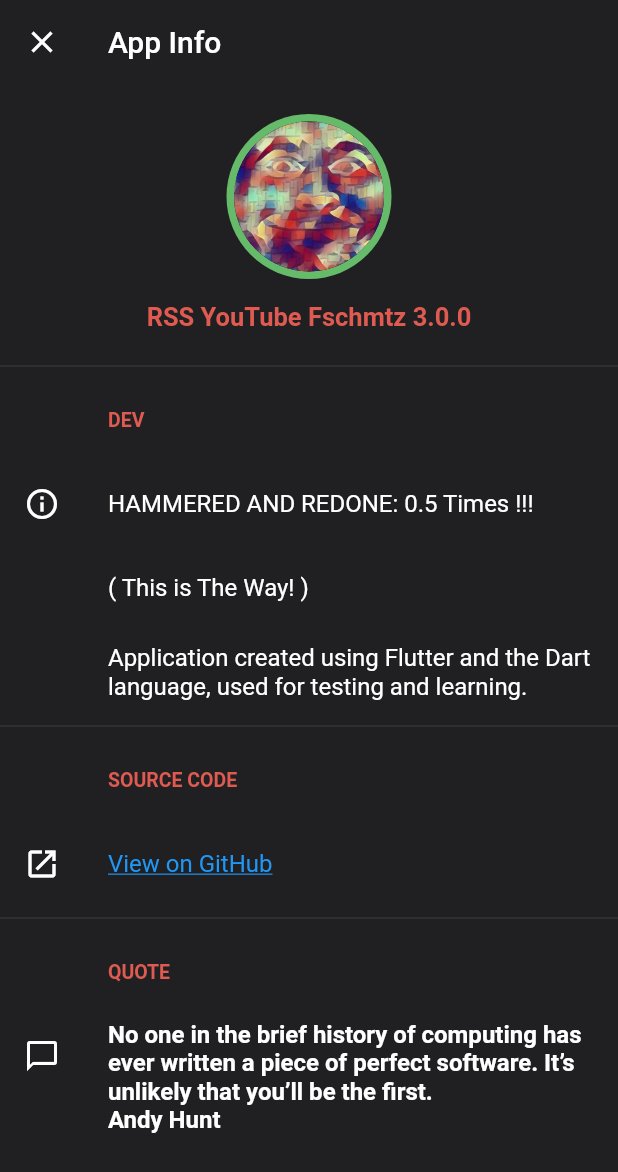
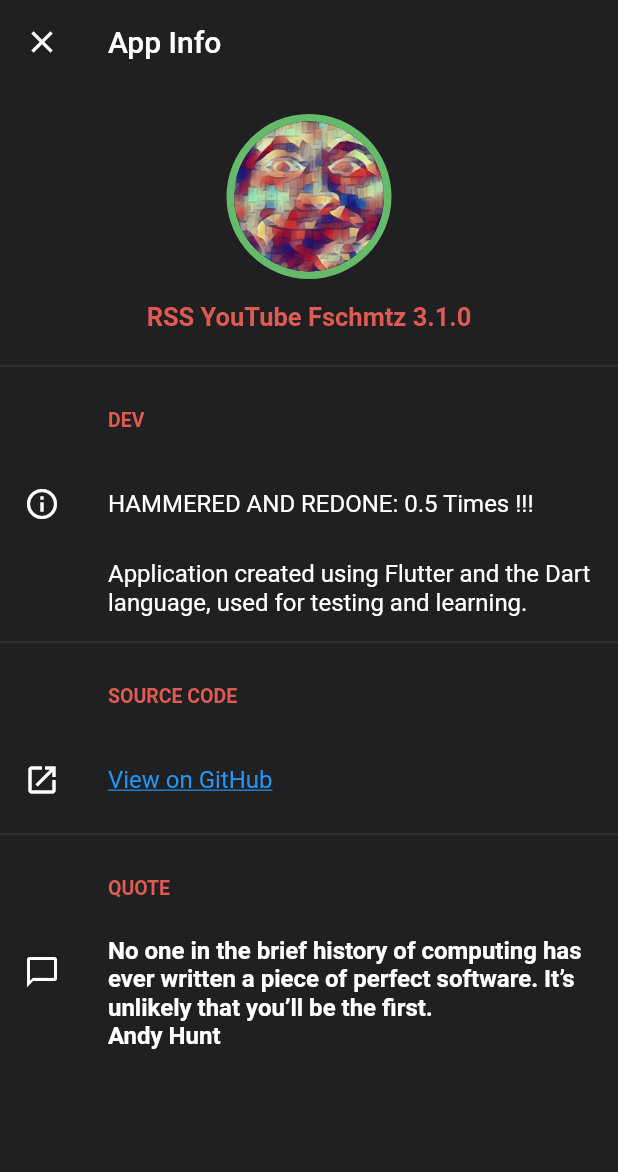
Before and after one commit to Fschmatz/rssyoutubefschmtz, a Flutter app: the screen it shows after launch, item 3 of the bottom bar chosen, after a tap on "App Info", on a phone screen of 412 x 824 dp. Shown: the top 1172 px of the screen. Run offline on Flutter 3.47's test engine with Material 2 defaults, Android fonts, the phone set to English and light mode, and no system bars; our stand-ins replace jiffy, share, shared_preferences, sqflite; missing offline and left inert: webfeed; accounts and stored records are empty.

Commit message:
Update 3.1.0

```diff
--- a/lib/classes/feed.dart
+++ b/lib/classes/feed.dart
@@ -2,8 +2,9 @@ class Feed {
 
   final String title;
   final String link;
+  final String author;
   final String data;
   final String linkImagem;
 
-  Feed({this.title,this.link,this.data,this.linkImagem});
+  Feed({this.title,this.link,this.data,this.linkImagem,this.author});
 }
--- a/lib/db/channelDao.dart
+++ b/lib/db/channelDao.dart
@@ -12,7 +12,7 @@ class ChannelDao {
   static final table = 'channel';
   static final columnIdChannel = 'idChannel';
   static final columnChannelName = 'channelName';
-  static final columnChannelLink = 'channelLink';
+  static final columnChannelLinkId = 'channelLinkId';
 
 
   ChannelDao._privateConstructor();
@@ -38,7 +38,7 @@ class ChannelDao {
           CREATE TABLE $table (
             $columnIdChannel INTEGER PRIMARY KEY,
             $columnChannelName TEXT NOT NULL,
-            $columnChannelLink TEXT NOT NULL
+            $columnChannelLinkId TEXT NOT NULL
           )
           ''');
   }
@@ -51,6 +51,11 @@ class ChannelDao {
   Future<List<Map<String, dynamic>>> queryAllRows() async {
     Database db = await instance.database;
     return await db.query(table);
+  }
+
+  Future<List<Map<String, dynamic>>> queryAllOrderByChannelName() async {
+    Database db = await instance.database;
+    return await db.rawQuery('SELECT * FROM $table ORDER BY $columnChannelName');
   }
 
   Future<int> queryRowCount() async {
--- a/lib/pages/home.dart
+++ b/lib/pages/home.dart
@@ -12,9 +12,15 @@ class Home extends StatefulWidget {
 
 class _HomeState extends State<Home>{
 
+  final second = ChannelList();
+
+  void refresh(){
+    setState(() {});
+  }
+
   int _currentIndex = 0;
   final tabs = [
-    RecentVideosFromAll(), //key: UniqueKey(), ?
+    RecentVideosFromAll(),
     ChannelList(),
     SettingsPage(),
   ];
@@ -32,31 +38,11 @@ class _HomeState extends State<Home>{
         appBar: AppBar(
           elevation: 0,
           title: Text('RSS YouTube'),
-          actions: [
-            Visibility(
-              visible: _currentIndex == 1,
-              child: IconButton(
-                icon: Icon(Icons.add_outlined),
-                tooltip: 'Add Channel',
-                onPressed: () {
-                  Navigator.push(
-                      context,
-                      MaterialPageRoute<void>(
-                        builder: (BuildContext context) => SaveEditChannel(
-                          edit: false,
-                        ),
-                        fullscreenDialog: true,
-                      ));
-                },
-              ),
-            ),
-          ],
         ),
         body: IndexedStack(
           index: _currentIndex,
           children: pageList,
         ),
-
 
       bottomNavigationBar: BottomNavigationBar(
       showSelectedLabels: true,
--- a/lib/pages/tilesHome/builderFeedList.dart
+++ b/lib/pages/tilesHome/builderFeedList.dart
@@ -1,6 +1,6 @@
 import 'package:flutter/material.dart';
 import 'package:rssyoutubefschmtz/classes/feed.dart';
-import 'package:rssyoutubefschmtz/pages/tilesHome/containerItemHome.dart';
+import 'package:rssyoutubefschmtz/pages/tilesHome/videoCard.dart';
 import 'package:webfeed/webfeed.dart';
 import 'package:http/http.dart' as http;
 
@@ -69,10 +69,12 @@ class _BuilderFeedListState extends State<BuilderFeedList> {
                       shrinkWrap: true,
                       itemCount: feedYoutube.length,
                       itemBuilder: (context, index) {
-                        return ContainerItemHome(
+                        return VideoCard(
+                          showChannelName: false,
                             feed: new Feed(
                               title: feedYoutube[index].title,
                               link: feedYoutube[index].links[0].href,
+                              author: feedYoutube[index].authors[0].name,
                               data: feedYoutube[index].published,
                               linkImagem:
                               'https://i.ytimg.com/vi/${feedYoutube[index].id.substring(9)}/hq720.jpg',
--- a/lib/pages/tilesHome/builderRecentsFeedList.dart
+++ b/lib/pages/tilesHome/builderRecentsFeedList.dart
@@ -1,6 +1,6 @@
 import 'package:flutter/material.dart';
 import 'package:rssyoutubefschmtz/classes/feed.dart';
-import 'package:rssyoutubefschmtz/pages/tilesHome/containerItemHome.dart';
+import 'package:rssyoutubefschmtz/pages/tilesHome/videoCard.dart';
 import 'package:webfeed/webfeed.dart';
 import 'package:http/http.dart' as http;
 
@@ -60,10 +60,12 @@ class _BuilderRecentsFeedListState extends State<BuilderRecentsFeedList> {
         shrinkWrap: true,
         itemCount: 1,
         itemBuilder: (context, index) {
-          return ContainerItemHome(
+          return VideoCard(
+              showChannelName: true,
               feed: new Feed(
                 title: feedYoutube[index].title,
                 link: feedYoutube[index].links[0].href,
+                author: feedYoutube[index].authors[0].name,
                 data: feedYoutube[index].published,
                 linkImagem:
                 'https://i.ytimg.com/vi/${feedYoutube[index].id.substring(9)}/hq720.jpg',
--- a/lib/pages/tilesHome/recentVideosFromAll.dart
+++ b/lib/pages/tilesHome/recentVideosFromAll.dart
@@ -16,6 +16,7 @@ class _RecentVideosFromAllState extends State<RecentVideosFromAll> {
   String currentFeed;
   final dbChannel = ChannelDao.instance;
   List<Map<String, dynamic>> channelList = [];
+  String urlYoutube = 'https://www.youtube.com/feeds/videos.xml?channel_id=';
 
   @override
   void initState() {
@@ -24,14 +25,14 @@ class _RecentVideosFromAllState extends State<RecentVideosFromAll> {
   }
 
   Future<void> getAllChannels() async {
-    var resp = await dbChannel.queryAllRows();
+    var resp = await dbChannel.queryAllOrderByChannelName();
     setState(() {
       channelList = resp;
     });
   }
 
   Future<void> getRssYoutubeData(int id) async {
-    currentFeed =channelList[id]['channelLink'];
+    currentFeed =  urlYoutube + channelList[id]['channelLinkId'];
   }
 
   @override
--- a/lib/settings/appInfoPage.dart
+++ b/lib/settings/appInfoPage.dart
@@ -63,17 +63,6 @@ class AppInfoPage extends StatelessWidget {
               height: 0.1,
             ),
             title: Text(
-              "( This is The Way! )",
-              style: TextStyle(
-                fontSize: 16,
-              ),
-            ),
-          ),
-          ListTile(
-            leading: SizedBox(
-              height: 0.1,
-            ),
-            title: Text(
               "Application created using Flutter and the Dart language, used for testing and learning.",
               style: TextStyle(
                 fontSize: 16,
--- a/lib/util/changelog.dart
+++ b/lib/util/changelog.dart
@@ -1,17 +1,23 @@
 class Changelog{
 
-  static String appVersion = "3.0.0";
+  static String appVersion = "3.1.0";
   static String appName = "RSS YouTube Fschmtz";
 
   static String changelogCurrent = '''
+3.1.0
+- Small Fixes
+- Delete Dialog
+- Order By Channel Name
+''';
+
+  static String changelogsOld = '''
+3.0.0
 - Add Channel
 - Channel Database
 - New Settings Page
 - UI Changes
 - Pull Down to Refresh
-''';
 
-  static String changelogsOld = '''
 2.1.3
 - Fixes
 - Color Changes
--- a/lib/util/theme.dart
+++ b/lib/util/theme.dart
@@ -47,10 +47,10 @@ ThemeData dark = ThemeData(
     accentColor: Color(0xFFDF5B51),
     scaffoldBackgroundColor: Color(0xFF202022),
     cardTheme: CardTheme(
-      color: Color(0xFF272729),
+      color: Color(0xFF29292B),
     ),
     dialogTheme: DialogTheme(
-      backgroundColor: Color(0xFF272729),
+      backgroundColor: Color(0xFF29292B),
     ),
     inputDecorationTheme: InputDecorationTheme(
         contentPadding:
--- a/pubspec.yaml
+++ b/pubspec.yaml
@@ -15,7 +15,7 @@ publish_to: 'none' # Remove this line if you wish to publish to pub.dev
 # In iOS, build-name is used as CFBundleShortVersionString while build-number used as CFBundleVersion.
 # Read more about iOS versioning at
 # https://developer.apple.com/library/archive/documentation/General/Reference/InfoPlistKeyReference/Articles/CoreFoundationKeys.html
-version: 3.0.0
+version: 3.1.0
 
 environment:
   sdk: ">=2.7.0 <3.0.0"
```
Also changed, not shown: lib/pages/channelList.dart (+77 -18 lines), lib/pages/saveEditChannel.dart (+6 -11 lines), lib/pages/tilesHome/videoCard.dart (renamed from lib/pages/tilesHome/containerItemHome.dart, +38 -19 lines), 1 other file.
